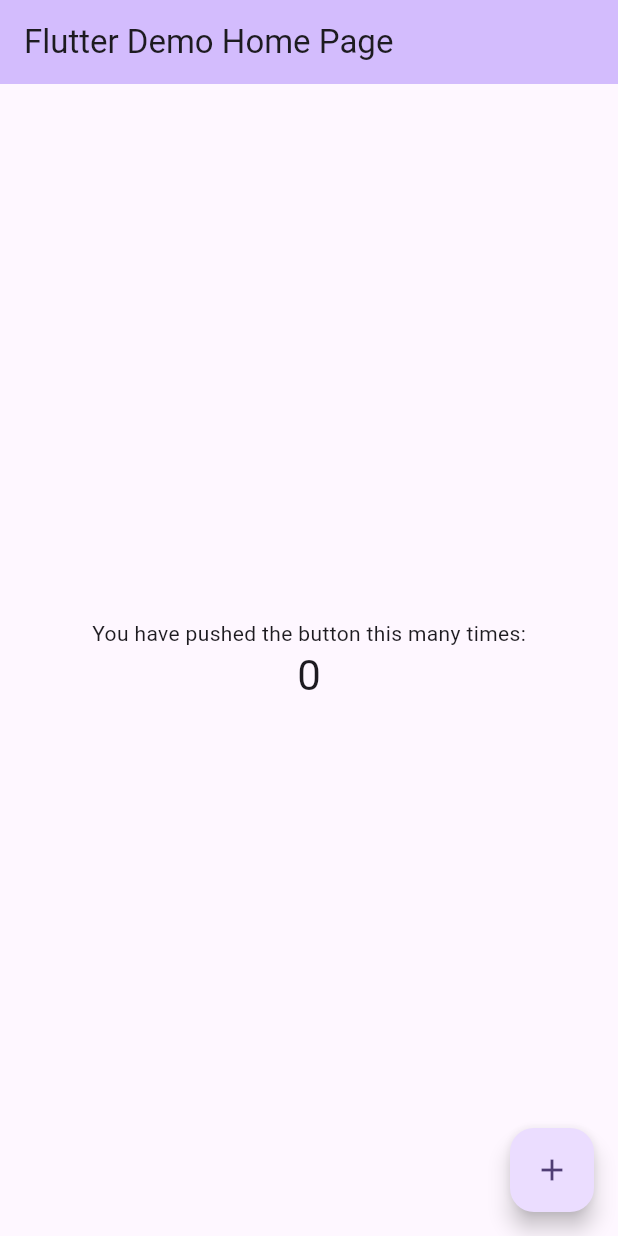
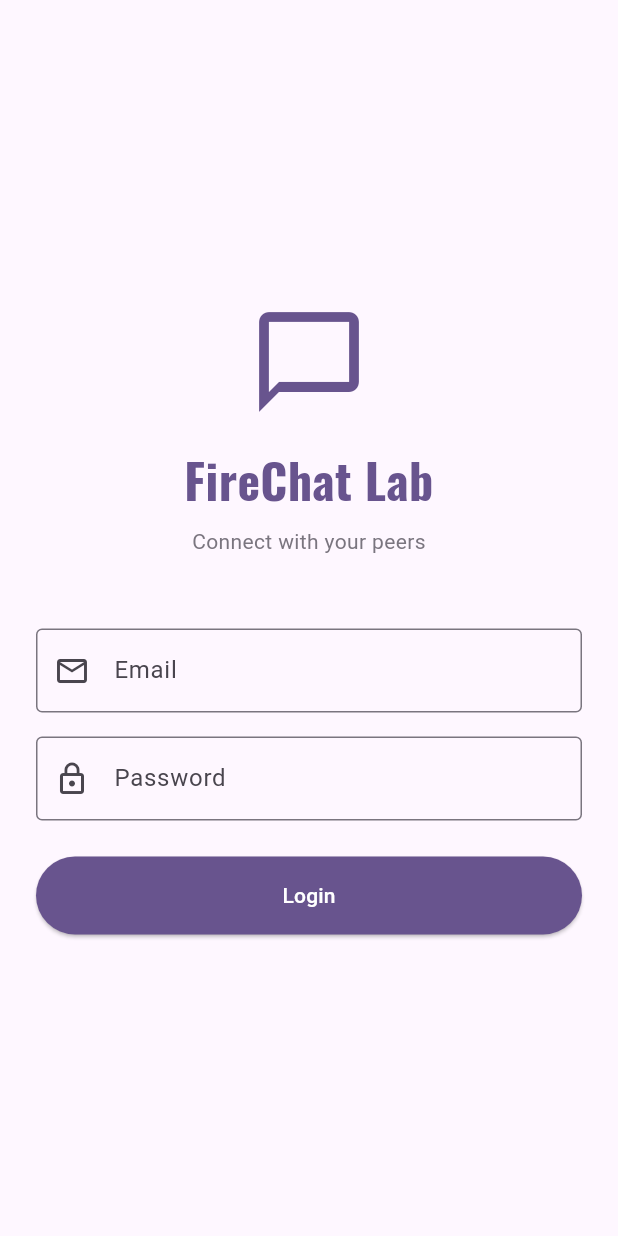
Before and after one commit to mejares-jamesmichael/DIT301-JMMejares-Act09, a Flutter app: the screen it shows after launch, on a phone screen of 412 x 824 dp. Run offline on Flutter 3.47's test engine with Material 3 defaults, Android fonts, the phone set to English and light mode, and no system bars; our stand-ins replace google_fonts.

Commit message:
feat: implement chat application core logic and UI components

```diff
--- a/lib/main.dart
+++ b/lib/main.dart
@@ -1,121 +1,55 @@
 import 'package:flutter/material.dart';
+import 'screens/login_screen.dart';
+import 'screens/chat_screen.dart';
+import 'services/auth_service.dart';
+import 'services/chat_service.dart';
 
 void main() {
-  runApp(const MyApp());
+  runApp(const FireChatApp());
 }
 
-class MyApp extends StatelessWidget {
-  const MyApp({super.key});
+class FireChatApp extends StatefulWidget {
+  const FireChatApp({super.key});
 
-  // This widget is the root of your application.
+  @override
+  State<FireChatApp> createState() => _FireChatAppState();
+}
+
+class _FireChatAppState extends State<FireChatApp> {
+  final AuthService _authService = AuthService();
+  final ChatService _chatService = ChatService();
+
   @override
   Widget build(BuildContext context) {
     return MaterialApp(
-      title: 'Flutter Demo',
+      title: 'FireChat Lab',
+      debugShowCheckedModeBanner: false,
       theme: ThemeData(
-        // This is the theme of your application.
-        //
-        // TRY THIS: Try running your application with "flutter run". You'll see
-        // the application has a purple toolbar. Then, without quitting the app,
-        // try changing the seedColor in the colorScheme below to Colors.green
-        // and then invoke "hot reload" (save your changes or press the "hot
-        // reload" button in a Flutter-supported IDE, or press "r" if you used
-        // the command line to start the app).
-        //
-        // Notice that the counter didn't reset back to zero; the application
-        // state is not lost during the reload. To reset the state, use hot
-        // restart instead.
-        //
-        // This works for code too, not just values: Most code changes can be
-        // tested with just a hot reload.
-        colorScheme: .fromSeed(seedColor: Colors.deepPurple),
+        colorScheme: ColorScheme.fromSeed(
+          seedColor: Colors.deepPurple,
+          brightness: Brightness.light,
+        ),
+        useMaterial3: true,
       ),
-      home: const MyHomePage(title: 'Flutter Demo Home Page'),
-    );
-  }
-}
-
-class MyHomePage extends StatefulWidget {
-  const MyHomePage({super.key, required this.title});
-
-  // This widget is the home page of your application. It is stateful, meaning
-  // that it has a State object (defined below) that contains fields that affect
-  // how it looks.
-
-  // This class is the configuration for the state. It holds the values (in this
-  // case the title) provided by the parent (in this case the App widget) and
-  // used by the build method of the State. Fields in a Widget subclass are
-  // always marked "final".
-
-  final String title;
-
-  @override
-  State<MyHomePage> createState() => _MyHomePageState();
-}
-
-class _MyHomePageState extends State<MyHomePage> {
-  int _counter = 0;
-
-  void _incrementCounter() {
-    setState(() {
-      // This call to setState tells the Flutter framework that something has
-      // changed in this State, which causes it to rerun the build method below
-      // so that the display can reflect the updated values. If we changed
-      // _counter without calling setState(), then the build method would not be
-      // called again, and so nothing would appear to happen.
-      _counter++;
-    });
-  }
-
-  @override
-  Widget build(BuildContext context) {
-    // This method is rerun every time setState is called, for instance as done
-    // by the _incrementCounter method above.
-    //
-    // The Flutter framework has been optimized to make rerunning build methods
-    // fast, so that you can just rebuild anything that needs updating rather
-    // than having to individually change instances of widgets.
-    return Scaffold(
-      appBar: AppBar(
-        // TRY THIS: Try changing the color here to a specific color (to
-        // Colors.amber, perhaps?) and trigger a hot reload to see the AppBar
-        // change color while the other colors stay the same.
-        backgroundColor: Theme.of(context).colorScheme.inversePrimary,
-        // Here we take the value from the MyHomePage object that was created by
-        // the App.build method, and use it to set our appbar title.
-        title: Text(widget.title),
+      darkTheme: ThemeData(
+        colorScheme: ColorScheme.fromSeed(
+          seedColor: Colors.deepPurple,
+          brightness: Brightness.dark,
+        ),
+        useMaterial3: true,
       ),
-      body: Center(
-        // Center is a layout widget. It takes a single child and positions it
-        // in the middle of the parent.
-        child: Column(
-          // Column is also a layout widget. It takes a list of children and
-          // arranges them vertically. By default, it sizes itself to fit its
-          // children horizontally, and tries to be as tall as its parent.
-          //
-          // Column has various properties to control how it sizes itself and
-          // how it positions its children. Here we use mainAxisAlignment to
-          // center the children vertically; the main axis here is the vertical
-          // axis because Columns are vertical (the cross axis would be
-          // horizontal).
-          //
-          // TRY THIS: Invoke "debug painting" (choose the "Toggle Debug Paint"
-          // action in the IDE, or press "p" in the console), to see the
-          // wireframe for each widget.
-          mainAxisAlignment: .center,
-          children: [
-            const Text('You have pushed the button this many times:'),
-            Text(
-              '$_counter',
-              style: Theme.of(context).textTheme.headlineMedium,
-            ),
-          ],
-        ),
-      ),
-      floatingActionButton: FloatingActionButton(
-        onPressed: _incrementCounter,
-        tooltip: 'Increment',
-        child: const Icon(Icons.add),
+      themeMode: ThemeMode.system,
+      home: ListenableBuilder(
+        listenable: _authService,
+        builder: (context, _) {
+          if (_authService.isAuthenticated) {
+            return ChatScreen(
+              authService: _authService,
+              chatService: _chatService,
+            );
+          }
+          return LoginScreen(authService: _authService);
+        },
       ),
     );
   }
--- /dev/null
+++ b/lib/models/message.dart
@@ -0,0 +1,13 @@
+class Message {
+  final String id;
+  final String text;
+  final String senderEmail;
+  final DateTime timestamp;
+
+  Message({
+    required this.id,
+    required this.text,
+    required this.senderEmail,
+    required this.timestamp,
+  });
+}
--- /dev/null
+++ b/lib/screens/login_screen.dart
@@ -0,0 +1,113 @@
+import 'package:flutter/material.dart';
+import 'package:google_fonts/google_fonts.dart';
+import '../services/auth_service.dart';
+
+class LoginScreen extends StatefulWidget {
+  final AuthService authService;
+
+  const LoginScreen({super.key, required this.authService});
+
+  @override
+  State<LoginScreen> createState() => _LoginScreenState();
+}
+
+class _LoginScreenState extends State<LoginScreen> {
+  final _emailController = TextEditingController();
+  final _passwordController = TextEditingController();
+  bool _isLoading = false;
+
+  Future<void> _handleLogin() async {
+    if (_emailController.text.isEmpty || _passwordController.text.isEmpty) {
+      ScaffoldMessenger.of(context).showSnackBar(
+        const SnackBar(content: Text('Please enter email and password')),
+      );
+      return;
+    }
+
+    setState(() => _isLoading = true);
+    await widget.authService.login(
+      _emailController.text,
+      _passwordController.text,
+    );
+    if (mounted) setState(() => _isLoading = false);
+  }
+
+  @override
+  Widget build(BuildContext context) {
+    final theme = Theme.of(context);
+    final colorScheme = theme.colorScheme;
+
+    return Scaffold(
+      body: Center(
+        child: SingleChildScrollView(
+          padding: const EdgeInsets.all(24.0),
+          child: Column(
+            mainAxisAlignment: MainAxisAlignment.center,
+            crossAxisAlignment: CrossAxisAlignment.stretch,
+            children: [
+              Icon(
+                Icons.chat_bubble_outline,
+                size: 80,
+                color: colorScheme.primary,
+              ),
+              const SizedBox(height: 16),
+              Text(
+                'FireChat Lab',
+                textAlign: TextAlign.center,
+                style: GoogleFonts.oswald(
+                  fontSize: 32,
+                  fontWeight: FontWeight.bold,
+                  color: colorScheme.primary,
+                ),
+              ),
+              const SizedBox(height: 8),
+              Text(
+                'Connect with your peers',
+                textAlign: TextAlign.center,
+                style: theme.textTheme.bodyMedium?.copyWith(
+                  color: colorScheme.outline,
+                ),
+              ),
+              const SizedBox(height: 48),
+              TextField(
+                controller: _emailController,
+                decoration: const InputDecoration(
+                  labelText: 'Email',
+                  prefixIcon: Icon(Icons.email_outlined),
+                  border: OutlineInputBorder(),
+                ),
+                keyboardType: TextInputType.emailAddress,
+              ),
+              const SizedBox(height: 16),
+              TextField(
+                controller: _passwordController,
+                decoration: const InputDecoration(
+                  labelText: 'Password',
+                  prefixIcon: Icon(Icons.lock_outline),
+                  border: OutlineInputBorder(),
+                ),
+                obscureText: true,
+              ),
+              const SizedBox(height: 24),
+              ElevatedButton(
+                onPressed: _isLoading ? null : _handleLogin,
+                style: ElevatedButton.styleFrom(
+                  padding: const EdgeInsets.all(16),
+                  backgroundColor: colorScheme.primary,
+                  foregroundColor: colorScheme.onPrimary,
+                ),
+                child: _isLoading
+                    ? const SizedBox(
+                        height: 20,
+                        width: 20,
+                        child: CircularProgressIndicator(strokeWidth: 2),
+                      )
+                    : const Text('Login'),
+              ),
+            ],
+          ),
+        ),
+      ),
+    );
+  }
+}
--- /dev/null
+++ b/lib/services/auth_service.dart
@@ -0,0 +1,20 @@
+import 'package:flutter/material.dart';
+
+class AuthService extends ChangeNotifier {
+  String? _currentUserEmail;
+
+  String? get currentUserEmail => _currentUserEmail;
+  bool get isAuthenticated => _currentUserEmail != null;
+
+  Future<void> login(String email, String password) async {
+    // Simulate a network delay
+    await Future.delayed(const Duration(seconds: 1));
+    _currentUserEmail = email;
+    notifyListeners();
+  }
+
+  Future<void> logout() async {
+    _currentUserEmail = null;
+    notifyListeners();
+  }
+}
--- /dev/null
+++ b/lib/services/chat_service.dart
@@ -0,0 +1,26 @@
+import 'package:flutter/material.dart';
+import '../models/message.dart';
+
+class ChatService extends ChangeNotifier {
+  final List<Message> _messages = [
+    Message(
+      id: '1',
+      text: 'Welcome to the lab chat!',
+      senderEmail: 'system@lab.com',
+      timestamp: DateTime.now().subtract(const Duration(minutes: 5)),
+    ),
+  ];
+
+  List<Message> get messages => List.unmodifiable(_messages);
+
+  void sendMessage(String text, String senderEmail) {
+    final newMessage = Message(
+      id: DateTime.now().millisecondsSinceEpoch.toString(),
+      text: text,
+      senderEmail: senderEmail,
+      timestamp: DateTime.now(),
+    );
+    _messages.add(newMessage);
+    notifyListeners();
+  }
+}
```
Also changed, not shown: lib/screens/chat_screen.dart (added, +119 -0 lines), lib/widgets/message_bubble.dart (added, +74 -0 lines).
